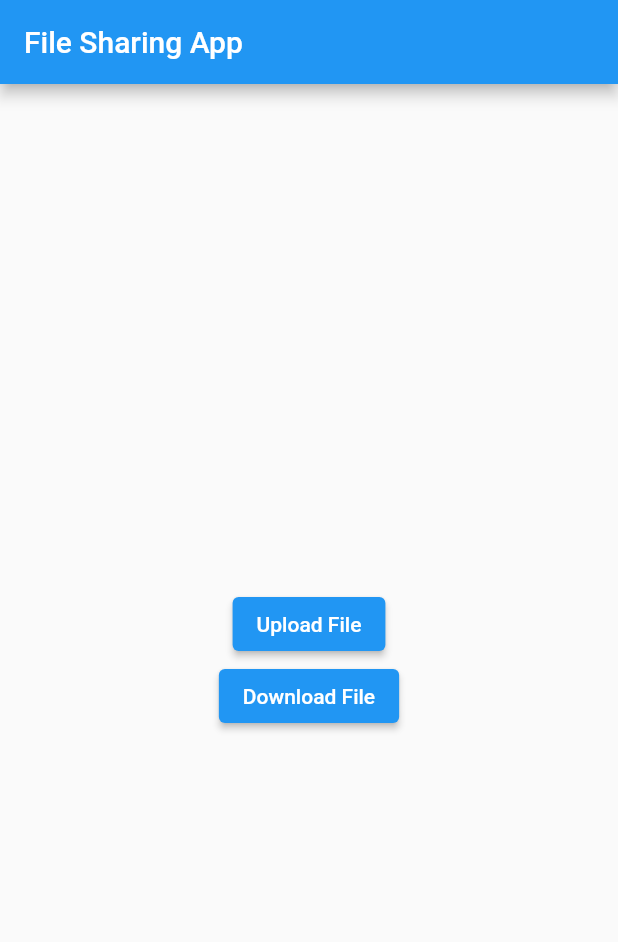
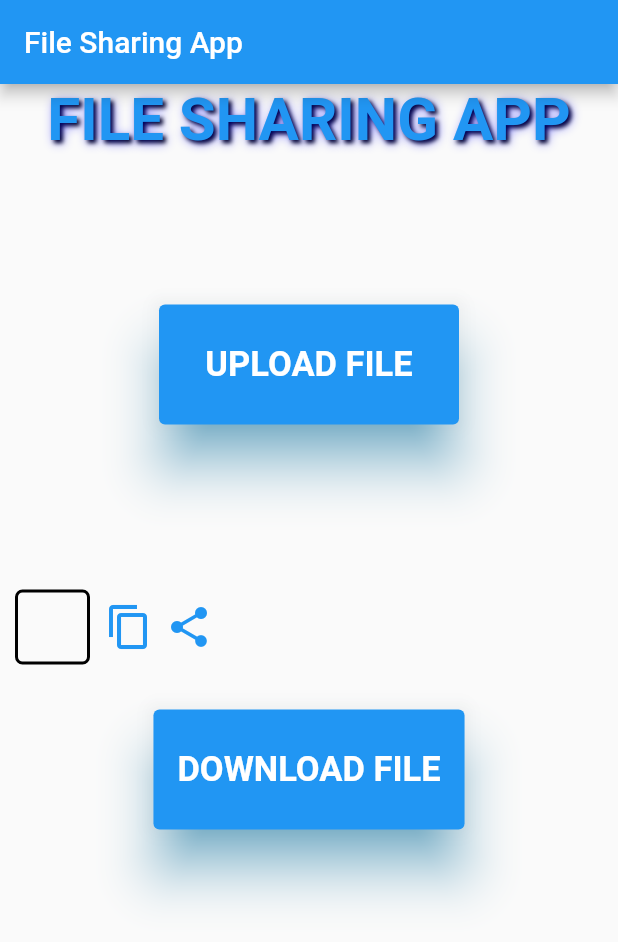
Before and after one commit to OpenLake/File-Sharing-App, a Flutter app: the screen it shows after launch, on a phone screen of 412 x 824 dp. Shown: the top 942 px of the screen. Run offline on Flutter 3.47's test engine with Material 2 defaults, Android fonts, the phone set to English and light mode, and no system bars; our stand-ins replace file_picker; missing offline and left inert: clipboard, flutter_share.

```diff
--- a/filesharing/lib/main.dart
+++ b/filesharing/lib/main.dart
@@ -80,15 +80,18 @@
 //   //   throw Exception('Failed to create album.');
 //   // }
 // }
-import 'dart:html';
-import 'dart:typed_data';
+// import 'dart:html';
+// import 'dart:typed_data';
+
+// import 'dart:ffi';
 
 import 'package:flutter/material.dart';
 import 'package:file_picker/file_picker.dart';
 import 'package:http/http.dart' as http;
-import 'dart:io';
-import 'dart:convert';
-
+import 'package:clipboard/clipboard.dart';
+// import 'dart:io';
+// import 'dart:convert';
+import 'package:flutter_share/flutter_share.dart';
 import 'package:http/http.dart';
 
 void main() => runApp(MyApp());
@@ -112,18 +115,64 @@ class MyHomePage extends StatefulWidget {
 }
 
 class _MyHomePageState extends State<MyHomePage> {
+  Future<void> share() async {
+    await FlutterShare.share(
+        title: 'Example share',
+        text: 'Example share text',
+        linkUrl: 'https://flutter.dev/',
+        chooserTitle: 'Example Chooser Title'
+    );
+  }
+  var download = " ";
   @override
   Widget build(BuildContext context) {
     return Scaffold(
       appBar: AppBar(
         title: Text('File Sharing App'),
       ),
-      body: Center(
+      body: SingleChildScrollView(
+        child: Center(
           child: Column(
             mainAxisAlignment: MainAxisAlignment.center,
             children: <Widget>[
+              Text(
+                "FILE SHARING APP",
+                textAlign: TextAlign.center,
+                overflow: TextOverflow.visible,
+                style: const TextStyle(
+                    overflow: TextOverflow.fade,
+                    fontWeight: FontWeight.bold,
+                    color: Colors.blue,
+                    fontSize: 40,
+                    shadows: <Shadow>[
+                Shadow(
+                offset: Offset(2.0, 2.0),
+                blurRadius: 3.0,
+                color: Color.fromARGB(255, 0, 0, 0),
+              ),
+              Shadow(
+                offset: Offset(2.0, 2.0),
+                blurRadius: 8.0,
+                color: Color.fromARGB(125, 0, 0, 255),
+              ),
+            ],),
+
+              ),
+              SizedBox(height: 100),
               ElevatedButton(
-              child: Text('Upload File'),
+                child: Text(
+                  'UPLOAD FILE',
+                  style: TextStyle(fontWeight: FontWeight.bold,overflow: TextOverflow.visible,),
+                ),
+                style: ButtonStyle(
+                  textStyle:
+                      MaterialStateProperty.all(const TextStyle(fontSize: 23)),
+                  overlayColor: MaterialStateProperty.all(Colors.red),
+                  shadowColor: MaterialStateProperty.all(Colors.lightBlue),
+                  elevation: MaterialStateProperty.all(15),
+                  minimumSize: MaterialStateProperty.all(const Size(200, 80)),
+                  // splashFactory: InkSparkle.constantTurbulenceSeedSplashFactory,
+                ),
                 onPressed: () async {
                   // Select a file using the file picker plugin
                   var result =
@@ -131,7 +180,7 @@ class _MyHomePageState extends State<MyHomePage> {
 
                   if (result != null) {
                     var request = MultipartRequest(
-                      'POST', Uri.parse('http://10.3.17.54:8000/upload'));
+                        'POST', Uri.parse('http://10.3.9.249:8000/upload'));
                     request.files.add(await http.MultipartFile.fromPath(
                       'file',
                       result.files.first.path.toString(),
@@ -144,19 +193,86 @@ class _MyHomePageState extends State<MyHomePage> {
                   }
                 },
               ),
+              SizedBox(height: 100),
+              Center(
+                child: Row(
+                  children: [
+                    Container(
+                        margin: EdgeInsets.fromLTRB(10,10,10,10),
+                        constraints: BoxConstraints(
+
+                            minHeight: 50,
+                            minWidth: 50,
+                            maxWidth: 400,
+                            maxHeight: 70),
+                        decoration:BoxDecoration(
+                          // border: Border(
+                          //   top: BorderSide(),
+                          //   left: BorderSide(),
+                          //   right: BorderSide(),
+                          //   bottom: BorderSide(),
+                          // ),
+                          border: Border.all(
+                            width: 2,
+                          ),
+                          borderRadius: BorderRadius.circular(5),
+                        ),
+                        child: Text(download)),
+                    GestureDetector(
+                      child: const Icon(Icons.copy, color: Colors.blue, size: 32),
+                      onTap: () {
+                        if (download.trim() == "") {
+                          print('enter text');
+                        } else {
+                          FlutterClipboard.copy(download).then((value) {
+                            const snack = SnackBar(
+                                content: Text("Text copied"),
+                                duration: Duration(seconds: 2));
+                            ScaffoldMessenger.of(context).showSnackBar(snack);
+                          });
+                        }
+                        ;
+                      },
+                    ),
+                    IconButton(
+                      onPressed:share,
+                      icon: Icon(Icons.share,
+                          color: Colors.blue, size: 32
+
+                      ),
+                    ),
+                  ],
+                ),
+              ),
+              SizedBox(height: 20),
               ElevatedButton(
-              child: Text('Download File'),
-              onPressed: <String> () async {
-    final response = await http.get(Uri.parse('http://10.3.17.54:8000/download'));
+                  child: Text(
+                    'DOWNLOAD FILE',
+                    style: TextStyle(fontWeight: FontWeight.bold,overflow: TextOverflow.visible,),
+                  ),
+                  style: ButtonStyle(
+                    textStyle:
+                        MaterialStateProperty.all(const TextStyle(fontSize: 23)),
+                    overlayColor: MaterialStateProperty.all(Colors.red),
+                    shadowColor: MaterialStateProperty.all(Colors.lightBlue),
+                    elevation: MaterialStateProperty.all(15),
+                    minimumSize: MaterialStateProperty.all(const Size(200, 80)),
+                  ),
+                  onPressed: <String>() async {
+                    final response = await http
+                        .get(Uri.parse('http://10.3.9.249:8000/download'));
                     if (response.statusCode == 200) {
                       print(response.body);
+                      setState(() {
+                        download = response.body;
+                      });
                       // Text(response.body);
                     } else {
                       throw Exception('Failed to get string');
                     }
-    }
+                  }),
+            ],
           ),
-          ],
         ),
       ),
     );
--- a/filesharing/pubspec.yaml
+++ b/filesharing/pubspec.yaml
@@ -41,9 +41,10 @@ dependencies:
   disk_lru_cache: ^0.0.2
   url_launcher: ^6.1.7
   file_picker:
-
+  clipboard: ^0.1.3
   io: ^1.0.3
   convert: ^3.1.1
+  flutter_share: ^2.0.0
 
 dev_dependencies:
   flutter_test:
```
Also changed, not shown: filesharing/pubspec.lock, 1 other file. Lines whose indentation alone changed are shown as unchanged.
